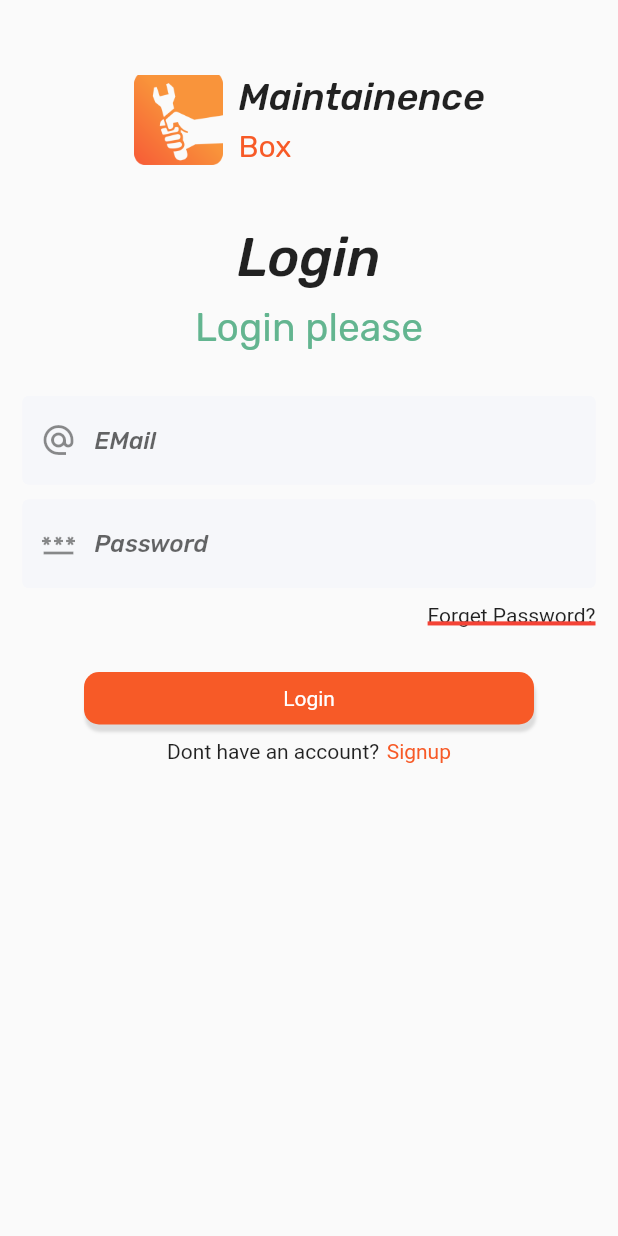
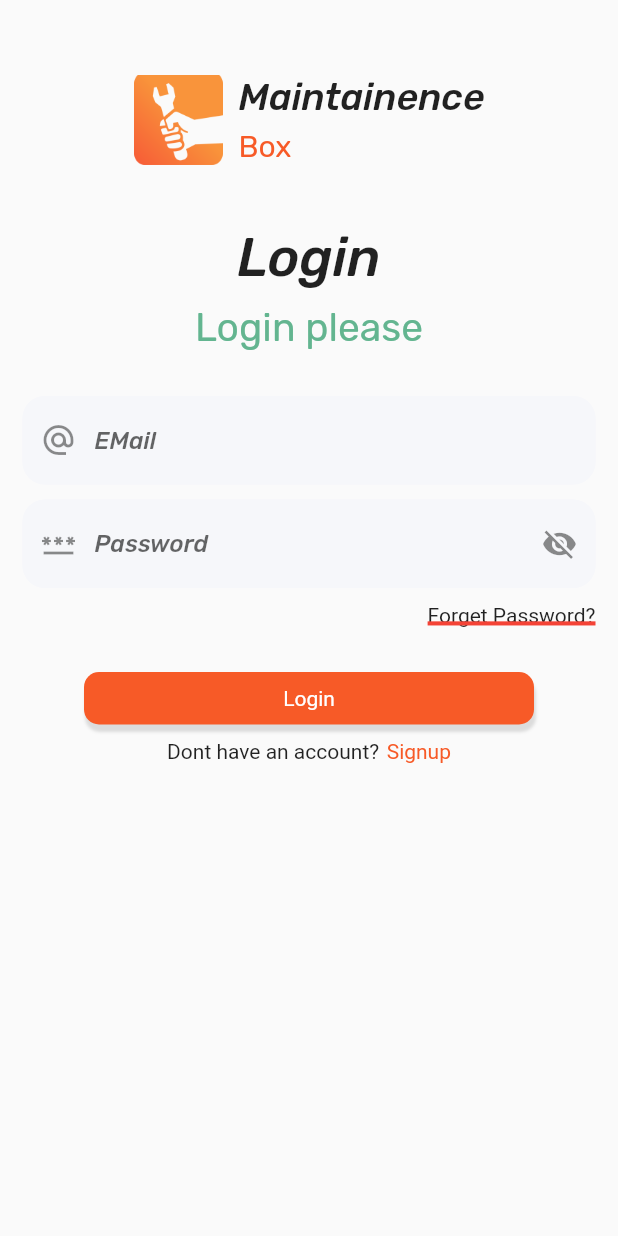
Before and after one commit to Danial14/login_ui_flutter, a Flutter app: the screen it shows after launch, on a phone screen of 412 x 824 dp. Run offline on Flutter 3.47's test engine with Material 2 defaults, Android fonts, the phone set to English and light mode, and no system bars.

Commit message:
login ui flutter

```diff
--- a/lib/main.dart
+++ b/lib/main.dart
@@ -101,7 +101,8 @@ class MyApp extends StatelessWidget {
                     fillColor: Color(0xfff6f7fa),
                     filled: true,
                     focusedBorder: OutlineInputBorder(
-                      borderSide: BorderSide(color: Colors.red),
+                      borderSide: BorderSide(color: Color(0xfff6f7fa)),
+                      borderRadius: BorderRadius.circular(15)
                     ),
                     hintStyle: TextStyle(
                         fontFamily: "Rubik-MediuM"
@@ -109,7 +110,8 @@ class MyApp extends StatelessWidget {
                     enabledBorder: OutlineInputBorder(
                         borderSide: BorderSide(
                             color: Color(0xfff6f7fa)
-                        )
+                        ),
+                      borderRadius: BorderRadius.circular(15)
                     )
                 ),
               ),),
@@ -118,8 +120,14 @@ class MyApp extends StatelessWidget {
                 decoration: InputDecoration(
                     hintText: "Password",
                     prefixIcon: Icon(Icons.password),
+                    suffixIcon: Icon(Icons.visibility_off),
                     enabledBorder: OutlineInputBorder(
-                        borderSide: BorderSide(color: Color(0xfff6f7fa))
+                        borderSide: BorderSide(color: Color(0xfff6f7fa)),
+                      borderRadius: BorderRadius.circular(15)
+                    ),
+                    focusedBorder: OutlineInputBorder(
+                      borderSide: BorderSide(color: Color(0xfff6f7fa)),
+                      borderRadius: BorderRadius.circular(15)
                     ),
                     filled: true,
                     fillColor: Color(0xfff6f7fa),
```
